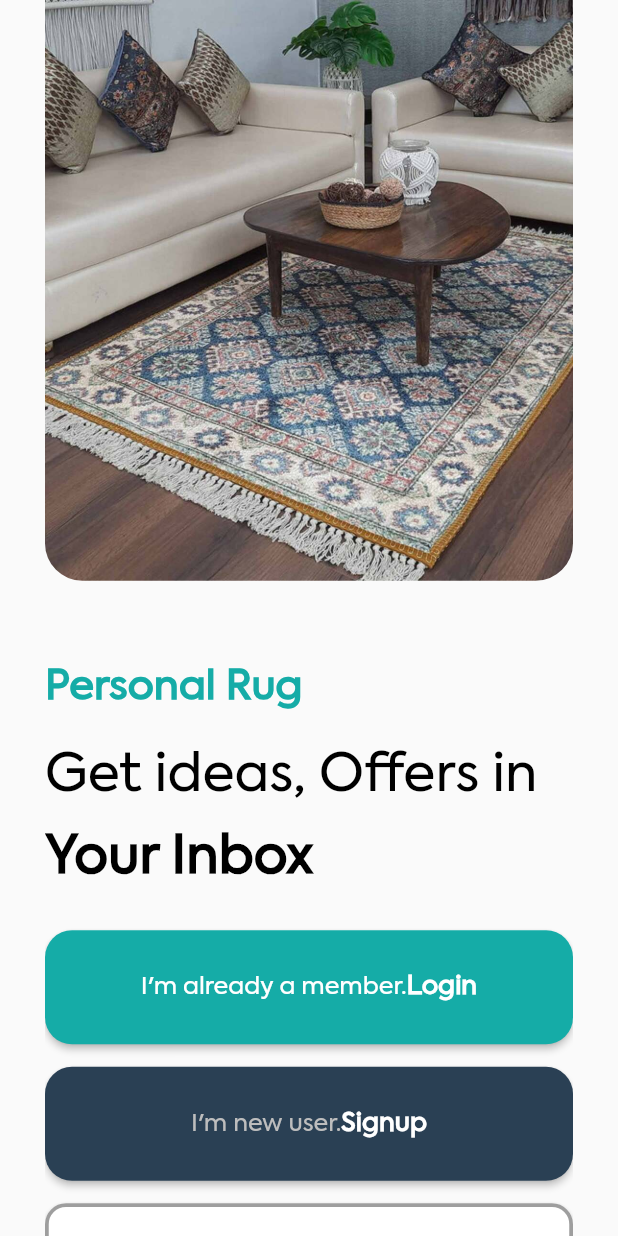
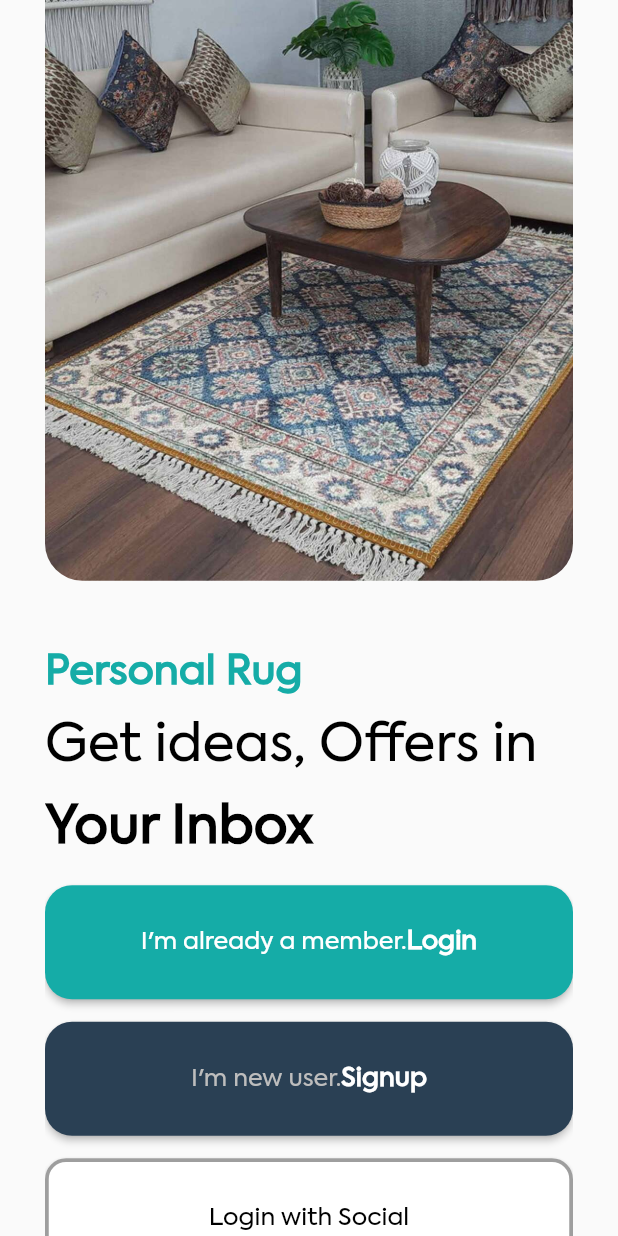
Before and after one commit to rahul-pal-aeologic/rug_demo, a Flutter app: the screen it shows after launch, on a phone screen of 412 x 824 dp. Run offline on Flutter 3.47's test engine with Material 2 defaults, Android fonts, the phone set to English and light mode, and no system bars; our stand-ins replace bloc, cached_network_image, dotted_line, flutter_bloc, flutter_svg, go_router and 4 more.

Commit message:
safearea added

```diff
--- a/lib/presentation/filter/view/filter_page.dart
+++ b/lib/presentation/filter/view/filter_page.dart
@@ -18,7 +18,8 @@ class FilterScreen extends StatefulWidget {
 class _FilterScreenState extends State<FilterScreen> {
   @override
   Widget build(BuildContext context) {
-    return CustomScaffoldLayout(
+    return SafeArea(
+      child: CustomScaffoldLayout(
         showAppbar: false,
         child: SingleChildScrollView(
           child: Column(
@@ -229,6 +230,7 @@ class _FilterScreenState extends State<FilterScreen> {
             ],
           ),
         ),
+      ),
     );
   }
 
--- a/lib/presentation/login/view/login_page.dart
+++ b/lib/presentation/login/view/login_page.dart
@@ -20,7 +20,8 @@ class _LoginScreenState extends State<LoginScreen> {
   bool _isHidden = true;
   @override
   Widget build(BuildContext context) {
-    return Scaffold(
+    return SafeArea(
+      child: Scaffold(
         body: SingleChildScrollView(
           child: Stack(children: [
             Image.asset(
@@ -194,6 +195,7 @@ class _LoginScreenState extends State<LoginScreen> {
             ),
           ]),
         ),
+      ),
     );
   }
 
--- a/lib/presentation/onboarding/view/onboarding_page.dart
+++ b/lib/presentation/onboarding/view/onboarding_page.dart
@@ -17,7 +17,8 @@ class OnboardingScreen extends StatefulWidget {
 class _OnboardingScreenState extends State<OnboardingScreen> {
   @override
   Widget build(BuildContext context) {
-    return Scaffold(
+    return SafeArea(
+      child: Scaffold(
         body: Padding(
           padding: const EdgeInsets.only(left: 30, right: 30),
           child: SingleChildScrollView(
@@ -32,7 +33,7 @@ class _OnboardingScreenState extends State<OnboardingScreen> {
                   child: Image.asset("assets/carpet.jpg"),
                 ),
                 const Padding(
-                padding: EdgeInsets.only(top: 50, bottom: 10),
+                  padding: EdgeInsets.only(top: 40, bottom: 0),
                   child: Text(
                     "Personal Rug",
                     style: TextStyle(
@@ -56,7 +57,7 @@ class _OnboardingScreenState extends State<OnboardingScreen> {
                       fontWeight: FontWeight.w900),
                 ),
                 Padding(
-                padding: const EdgeInsets.only(top: 20, bottom: 10),
+                  padding: const EdgeInsets.only(top: 10, bottom: 10),
                   child: PrimaryButton(
                     label: "I'm already a member.",
                     label2: "Login",
@@ -109,6 +110,7 @@ class _OnboardingScreenState extends State<OnboardingScreen> {
             ),
           ),
         ),
+      ),
     );
   }
 }
--- a/lib/presentation/signup/view/signup_page.dart
+++ b/lib/presentation/signup/view/signup_page.dart
@@ -19,7 +19,8 @@ class _SignupScreenState extends State<SignupScreen> {
   final TextEditingController _passCon = TextEditingController();
   @override
   Widget build(BuildContext context) {
-    return Scaffold(
+    return SafeArea(
+      child: Scaffold(
         body: SingleChildScrollView(
           child: Stack(children: [
             Image.asset(
@@ -150,6 +151,7 @@ class _SignupScreenState extends State<SignupScreen> {
             ),
           ]),
         ),
+      ),
     );
   }
 
```
Lines whose indentation alone changed are shown as unchanged.
